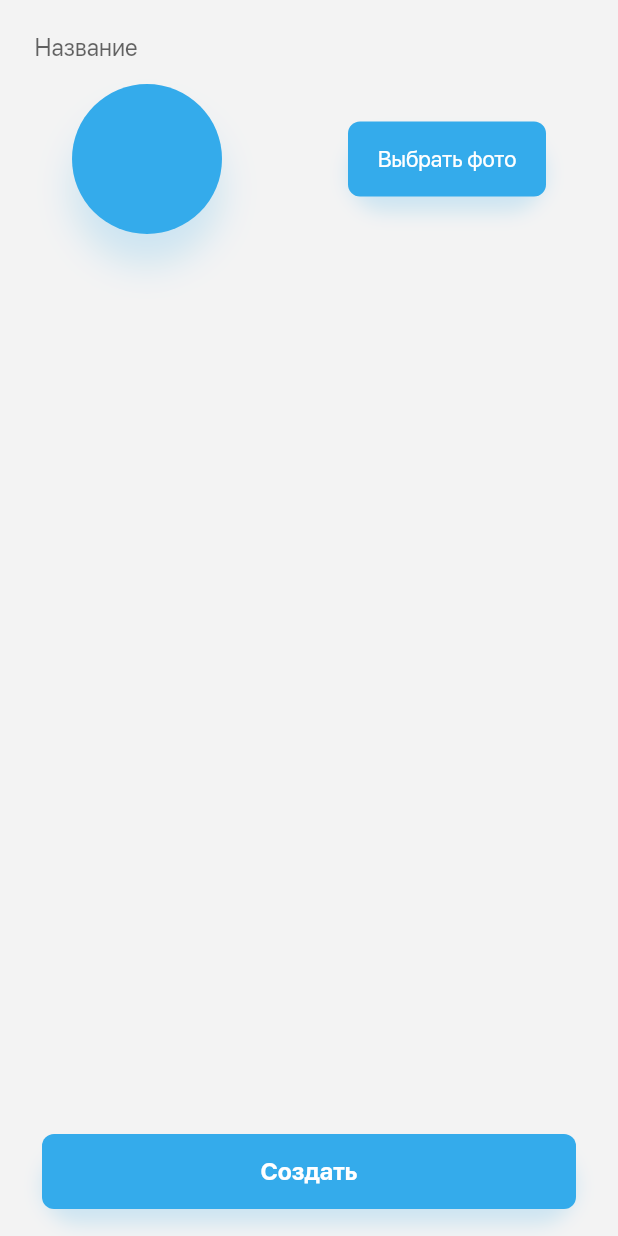
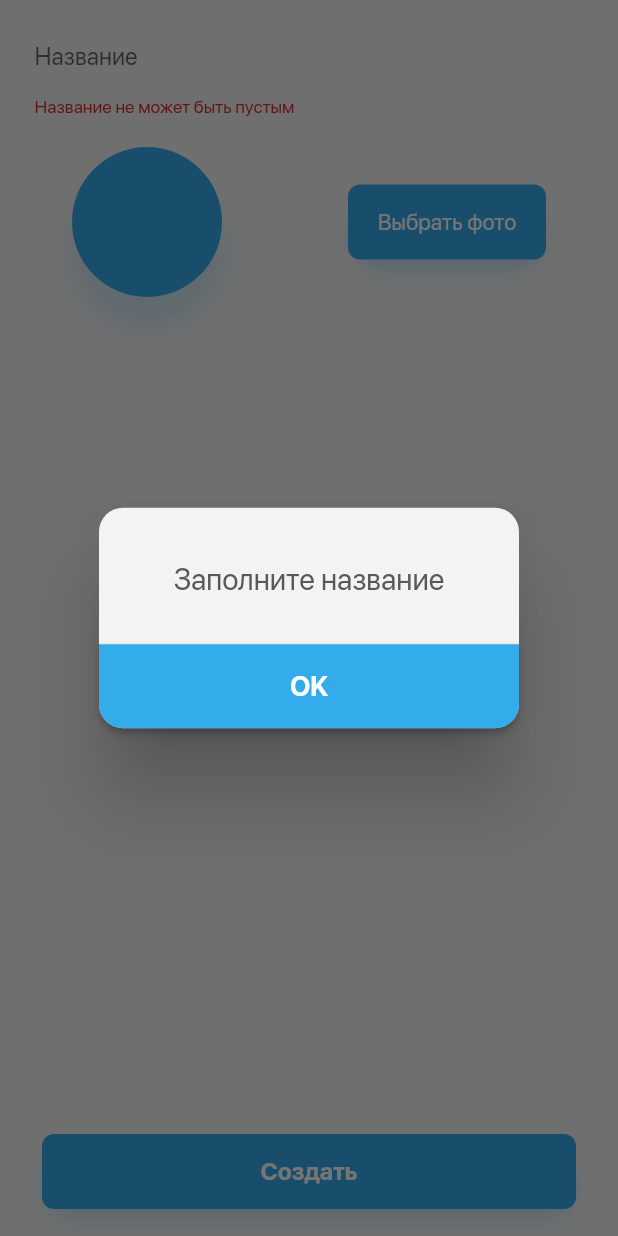
Before and after one commit to alexeylopukh/mitso_messager, a Flutter app: the CreateRoomScreen screen opened directly, after a tap on "Создать", on a phone screen of 412 x 824 dp. Run offline on Flutter 3.47's test engine with Material 2 defaults, Android fonts, the phone set to English and light mode, and no system bars; our stand-ins replace cached_network_image, file_picker, firebase_messaging, flare_flutter, flutter_linkify, flutter_svg and 13 more; missing offline and left inert: barcode_scan, esys_flutter_share, qr; accounts and stored records are empty.

Commit message:
bug fixes

```diff
--- a/lib/presentation/chat_screen/chat_screen.dart
+++ b/lib/presentation/chat_screen/chat_screen.dart
@@ -240,7 +240,7 @@ class _ChatScreenState extends State<ChatScreen> {
     return StreamBuilder<List<UploadImage>>(
         stream: _presenter.uploadImages,
         builder: (context, snapshot) {
-          double panelHeight = 70.0;
+          double panelHeight = 70.0 + MediaQuery.of(context).padding.bottom;
           if (_presenter.uploadImages.value.isNotEmpty) {
             panelHeight += 50;
           }
@@ -261,13 +261,17 @@ class _ChatScreenState extends State<ChatScreen> {
                   child: BackdropFilter(
                     filter: ImageFilter.blur(sigmaX: 6, sigmaY: 6),
                     child: Container(
-                      height: MediaQuery.of(context).viewInsets.bottom + panelHeight,
+                      height: MediaQuery.of(context).padding.bottom +
+                          MediaQuery.of(context).viewInsets.bottom +
+                          panelHeight,
                       color: CustomTheme.of(context).backgroundColor.withOpacity(0.5),
                     ),
                   ),
                 ),
                 Padding(
-                  padding: EdgeInsets.only(bottom: MediaQuery.of(context).viewInsets.bottom),
+                  padding: EdgeInsets.only(
+                      bottom: MediaQuery.of(context).padding.bottom +
+                          MediaQuery.of(context).viewInsets.bottom),
                   child: Column(
                     mainAxisSize: MainAxisSize.min,
                     children: <Widget>[
--- a/lib/presentation/create_room_screen/create_room_screen.dart
+++ b/lib/presentation/create_room_screen/create_room_screen.dart
@@ -25,6 +25,7 @@ class _CreateRoomScreenState extends State<CreateRoomScreen> {
   bool isAvatarUploaded = false;
   File uploadedImage;
   String uploadedAvatarKey;
+  final _formKey = GlobalKey<FormState>();
 
   @override
   Widget build(BuildContext context) {
@@ -33,12 +34,21 @@ class _CreateRoomScreenState extends State<CreateRoomScreen> {
         padding: const EdgeInsets.all(8.0),
         child: Column(
           children: <Widget>[
-            Padding(
-              padding: EdgeInsets.only(top: MediaQuery.of(context).padding.top),
+            Form(
+              key: _formKey,
+              child: Padding(
+                padding: EdgeInsets.only(top: MediaQuery.of(context).padding.top, bottom: 20),
                 child: TextFormField(
                   controller: nameController,
                   textCapitalization: TextCapitalization.sentences,
                   autocorrect: true,
+                  validator: (String value) {
+                    if (value.trim().isEmpty) {
+                      return 'Название не может быть пустым';
+                    } else
+                      return null;
+                  },
+                  autofocus: true,
                   enableInteractiveSelection: true,
                   cursorColor: CustomTheme.of(context).primaryColor,
                   decoration: InputDecoration(
@@ -48,8 +58,8 @@ class _CreateRoomScreenState extends State<CreateRoomScreen> {
                     enabledBorder: InputBorder.none,
                     errorBorder: InputBorder.none,
                     disabledBorder: InputBorder.none,
-                  contentPadding:
-                      EdgeInsets.only(left: 15, bottom: 11, top: 11, right: 5),
+                    contentPadding: EdgeInsets.only(left: 15, bottom: 0, top: 11, right: 5),
+                  ),
                 ),
               ),
             ),
@@ -57,7 +67,9 @@ class _CreateRoomScreenState extends State<CreateRoomScreen> {
             Spacer(),
             Padding(
               padding: EdgeInsets.only(
-                  bottom: MediaQuery.of(context).padding.bottom + 10,
+                  bottom: MediaQuery.of(context).padding.bottom +
+                      MediaQuery.of(context).viewInsets.bottom +
+                      10,
                   left: 20,
                   right: 20),
               child: CustomButton(
@@ -77,7 +89,7 @@ class _CreateRoomScreenState extends State<CreateRoomScreen> {
                 width: double.infinity,
                 onTap: () {
                   if (!isNetworkOperation) {
-                    createRoom();
+                    createRoom(context);
                   }
                 },
               ),
@@ -106,8 +118,7 @@ class _CreateRoomScreenState extends State<CreateRoomScreen> {
                     shape: BoxShape.circle,
                     color: CustomTheme.of(context).primaryColor,
                     image: uploadedImage != null
-                        ? DecorationImage(
-                            fit: BoxFit.cover, image: FileImage(uploadedImage))
+                        ? DecorationImage(fit: BoxFit.cover, image: FileImage(uploadedImage))
                         : null,
                   ),
                   child: Container(),
@@ -163,14 +174,12 @@ class _CreateRoomScreenState extends State<CreateRoomScreen> {
     uploadedImage = file;
     isAvatarUploaded = true;
     update();
-    String avatarKey = await UploadImageRpc(UserScopeWidget.of(context))
-        .upload(file, roomId: '0')
-        .catchError((e) {
+    String avatarKey =
+        await UploadImageRpc(UserScopeWidget.of(context)).upload(file, roomId: '0').catchError((e) {
       if (e is UploadImageRpcException)
         Popups.showModalDialog(context, PopupState.OK, description: e.message);
       else
-        Popups.showModalDialog(context, PopupState.OK,
-            description: UNKNOWN_ERROR_MESSAGE);
+        Popups.showModalDialog(context, PopupState.OK, description: UNKNOWN_ERROR_MESSAGE);
       uploadedImage = null;
     });
     isAvatarUploaded = false;
@@ -180,20 +189,20 @@ class _CreateRoomScreenState extends State<CreateRoomScreen> {
     }
   }
 
-  createRoom() async {
-    if (nameController.value.text.trim().isEmpty) return;
+  void createRoom(BuildContext context) async {
+    if (!_formKey.currentState.validate()) {
+      await Popups.showModalDialog(context, PopupState.OK, description: "Заполните название");
+      return;
+    }
     isNetworkOperation = true;
     update();
     var socket = UserScopeWidget.of(context).socketHelper;
 
-    socket.sendData('on_create_room', {
-      'room_name': nameController.value.text.trim(),
-      'thumb_image_key': uploadedAvatarKey
-    });
+    socket.sendData('on_create_room',
+        {'room_name': nameController.value.text.trim(), 'thumb_image_key': uploadedAvatarKey});
     socket.createRoomCompleter = Completer();
-    bool result = await socket.createRoomCompleter.future
-        .timeout(Duration(seconds: 3))
-        .catchError((e) {
+    bool result =
+        await socket.createRoomCompleter.future.timeout(Duration(seconds: 3)).catchError((e) {
       //ignore
     });
     isNetworkOperation = false;
```
Lines whose indentation alone changed are shown as unchanged.
